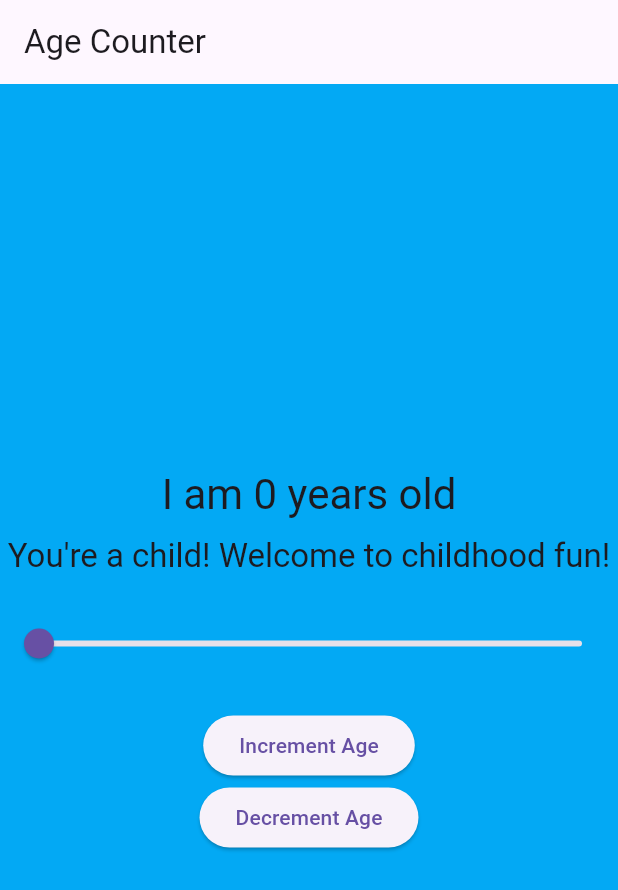
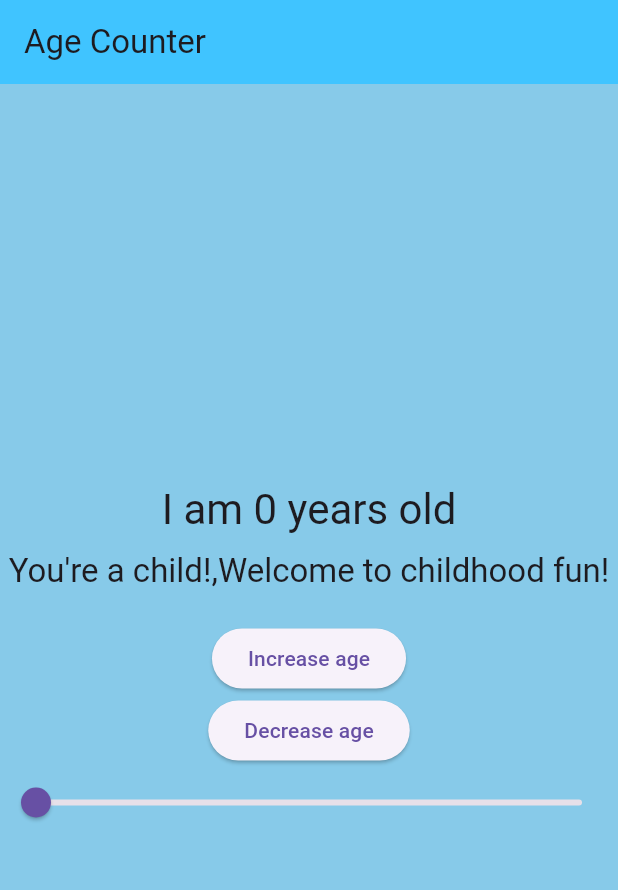
Before and after one commit to koushik2002vas5/counter_app, a Flutter app: the screen it shows after launch, on a phone screen of 412 x 824 dp. Shown: the top 890 px of the screen. Run offline on Flutter 3.47's test engine with Material 3 defaults, Android fonts, the phone set to English and light mode, and no system bars; missing offline and left inert: window_size.

Commit message:
Added Progress Bar and some UI Improvements

```diff
--- a/lib/main.dart
+++ b/lib/main.dart
@@ -1,60 +1,69 @@
+import 'dart:io' show Platform;
+import 'package:flutter/foundation.dart' show kIsWeb;
 import 'package:flutter/material.dart';
 import 'package:provider/provider.dart';
+import 'package:window_size/window_size.dart';
 
 void main() {
+  setupWindow();
   runApp(
     ChangeNotifierProvider(
-      create: (context) => AgeCounter(),
+      create: (context) => Counter(),
       child: const MyApp(),
     ),
   );
 }
 
-class AgeCounter with ChangeNotifier {
-  int age = 0;
+const double windowWidth = 360;
+const double windowHeight = 640;
+void setupWindow() {
+  if (!kIsWeb && (Platform.isWindows || Platform.isLinux || Platform.isMacOS)) {
+    WidgetsFlutterBinding.ensureInitialized();
+    setWindowTitle('Provider Counter');
+    setWindowMinSize(const Size(windowWidth, windowHeight));
+    setWindowMaxSize(const Size(windowWidth, windowHeight));
+    getCurrentScreen().then((screen) {
+      setWindowFrame(Rect.fromCenter(
+        center: screen!.frame.center,
+        width: windowWidth,
+        height: windowHeight,
+      ));
+    });
+  }
+}
 
+/// [ChangeNotifier] is a class in flutter:foundation. [Counter] does
+/// not depend on Provider.
+class Counter with ChangeNotifier {
+  int value = 0;
   void increment() {
-    age++;
+    value += 1;
     notifyListeners();
   }
 
   void decrement() {
-    if (age > 0) {
-      age--;
-      notifyListeners();
+    if (value > 0) {
+      value -= 1;
     }
-  }
-
-  void updateAge(double newAge) {
-    age = newAge.toInt();
     notifyListeners();
   }
 
-  Color getBackgroundColor() {
-    if (age <= 12) return Colors.lightBlue;
-    if (age <= 19) return Colors.lightGreen;
-    if (age <= 30) return Colors.yellow;
-    if (age <= 50) return Colors.orange;
-    return Colors.grey;
-  }
-
-  String getMessage() {
-    if (age <= 12) return "You're a child! Welcome to childhood fun!";
-    if (age <= 19) return "Teenager time! Embrace the chaos of teenage years!";
-    if (age <= 30)
-      return "You're a young adult! Embrace the adventure of adulthood!";
-    if (age <= 50) return "You're an adult now! The prime of your life!";
-    return "Golden years! Golden memories!";
+  void setvalue(double val) {
+    value = val.toInt();
+    notifyListeners();
   }
 }
 
 class MyApp extends StatelessWidget {
   const MyApp({super.key});
-
   @override
   Widget build(BuildContext context) {
     return MaterialApp(
-      title: 'Age Counter',
+      title: 'Flutter Demo',
+      theme: ThemeData(
+        primarySwatch: Colors.blue,
+        useMaterial3: true,
+      ),
       home: const MyHomePage(),
     );
   }
@@ -62,48 +71,87 @@ class MyApp extends StatelessWidget {
 
 class MyHomePage extends StatelessWidget {
   const MyHomePage({super.key});
+  Map<String, dynamic> _getAgeCategory(int age) {
+    if (age <= 12) {
+      return {
+        'message': "You're a child!,Welcome to childhood fun!",
+        'color': const Color.fromARGB(255, 135, 202, 233)
+      };
+    } else if (age <= 19) {
+      return {
+        'message': "Teenager time!,Embrace the chaos of teenage years!",
+        'color': const Color.fromARGB(255, 158, 212, 95)
+      };
+    } else if (age <= 30) {
+      return {
+        'message': "You're a young adult!,Embrace the adventure of adulthood!",
+        'color': const Color.fromARGB(255, 247, 238, 74)
+      };
+    } else if (age <= 50) {
+      return {
+        'message': "You're an adult now!,The prime of your life!",
+        'color': const Color.fromARGB(255, 210, 152, 64)
+      };
+    } else {
+      return {
+        'message': "Golden years!,golden memories!",
+        'color': const Color.fromARGB(255, 151, 150, 150)
+      };
+    }
+  }
 
   @override
   Widget build(BuildContext context) {
-    return Consumer<AgeCounter>(
-      builder: (context, ageCounter, child) => Scaffold(
-        backgroundColor: ageCounter.getBackgroundColor(),
-        appBar: AppBar(title: const Text('Age Counter')),
+    return Consumer<Counter>(
+      builder: (context, counter, child) {
+        var ageCategory = _getAgeCategory(counter.value);
+        return Scaffold(
+          appBar: AppBar(
+            title: const Text('Age Counter'),
+            backgroundColor: Colors.lightBlueAccent,
+          ),
+          backgroundColor: ageCategory['color'],
           body: Center(
             child: Column(
               mainAxisAlignment: MainAxisAlignment.center,
               children: [
                 Text(
-                'I am ${ageCounter.age} years old',
+                  'I am ${counter.value} years old',
                   style: Theme.of(context).textTheme.headlineMedium,
                 ),
                 SizedBox(height: 10),
                 Text(
-                ageCounter.getMessage(),
+                  ageCategory['message'],
                   style: Theme.of(context).textTheme.titleLarge,
                 ),
                 SizedBox(height: 20),
-              Slider(
-                value: ageCounter.age.toDouble(),
-                min: 0,
-                max: 99,
-                divisions: 99,
-                label: ageCounter.age.toString(),
-                onChanged: (value) => ageCounter.updateAge(value),
-              ),
-              SizedBox(height: 20),
                 ElevatedButton(
-                onPressed: ageCounter.increment,
-                child: const Text('Increment Age'),
+                  onPressed: () {
+                    var counter = context.read<Counter>();
+                    counter.increment();
+                  },
+                  child: Text('Increase age'),
                 ),
                 ElevatedButton(
-                onPressed: ageCounter.decrement,
-                child: const Text('Decrement Age'),
+                  onPressed: () {
+                    var counter = context.read<Counter>();
+                    counter.decrement();
+                  },
+                  child: Text('Decrease age'),
                 ),
+                Slider(
+                    min: 0,
+                    max: 100,
+                    value: context.read<Counter>().value.toDouble(),
+                    onChanged: (double value) {
+                      var counter = context.read<Counter>();
+                      counter.setvalue(value);
+                    })
               ],
             ),
           ),
-      ),
+        );
+      },
     );
   }
 }
```
Lines whose indentation alone changed are shown as unchanged.
